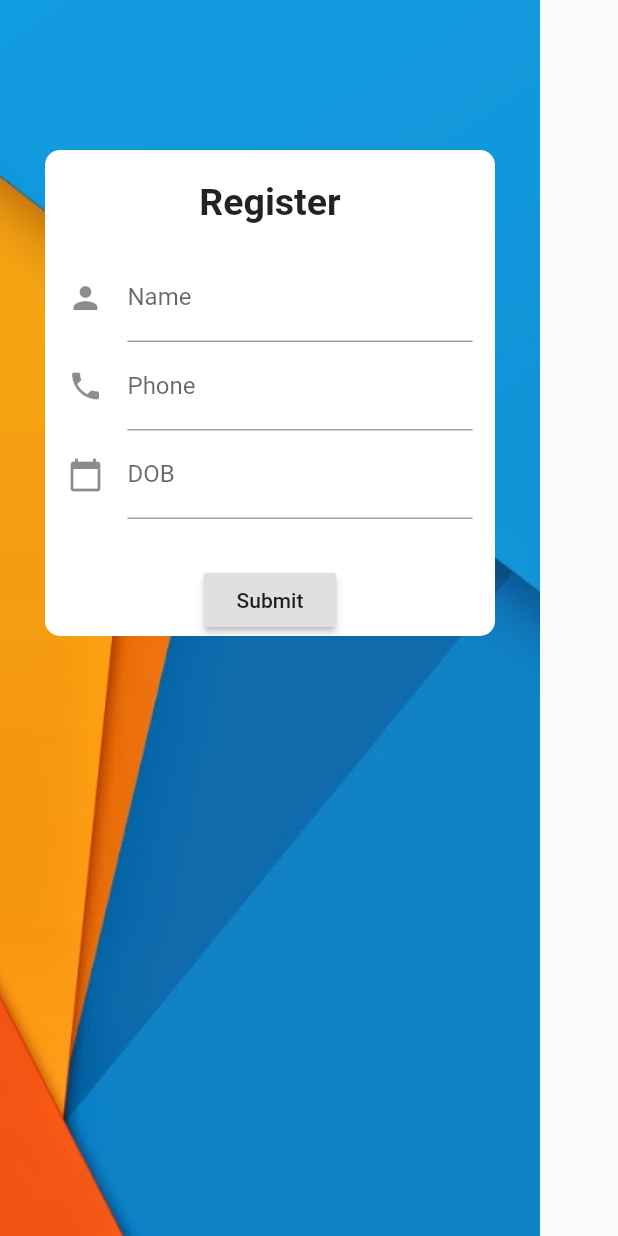
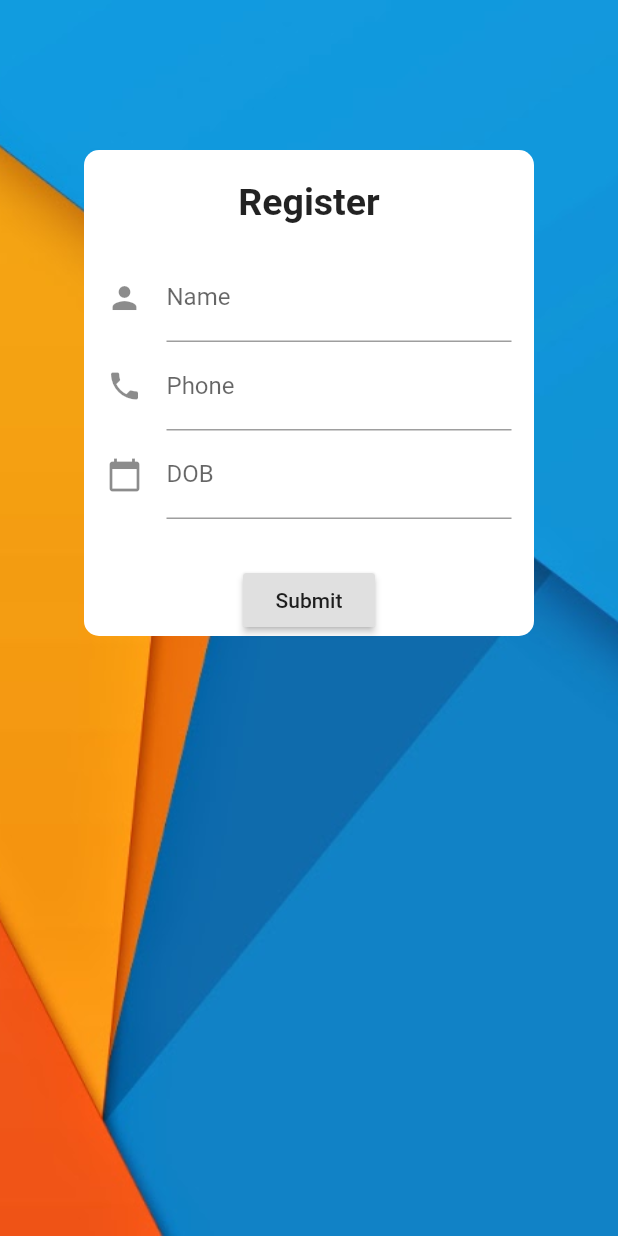
Before and after one commit to gopikrishna510/Shopping_App_Flutter1, a Flutter app: the screen it shows after launch, after a tap on "Register", on a phone screen of 412 x 824 dp. Run offline on Flutter 3.47's test engine with Material 2 defaults, Android fonts, the phone set to English and light mode, and no system bars; our stand-ins replace shared_preferences, sqflite; missing offline and left inert: universal_html; accounts and stored records are empty.

Commit message:
Error solved by singlechildscrollview and used MediaQuery also

```diff
--- a/lib/Pages/registrationform.dart
+++ b/lib/Pages/registrationform.dart
@@ -12,19 +12,26 @@ class RegistrationForm extends StatefulWidget {
 class _RegistrationFormState extends State<RegistrationForm> {
   final _formKey = GlobalKey<FormState>();
 
+  var size, height, width;
   @override
   Widget build(BuildContext context) {
+    size = MediaQuery.of(context).size;
+    height = size.height;
+    width = size.width;
     return MaterialApp(
       debugShowCheckedModeBanner: false,
       home: Scaffold(
-        body: formRegisterCustomWidget(context),
+        body: SingleChildScrollView(
+          child: formRegisterCustomWidget(context),
+        ),
       ),
     );
   }
 
   Widget formRegisterCustomWidget(BuildContext context) {
     return Container(
-      width: 360,
+      width: width,
+      height: height,
       decoration: const BoxDecoration(
           image: DecorationImage(
               image: AssetImage("assets/images/login1.jpg"),
```
